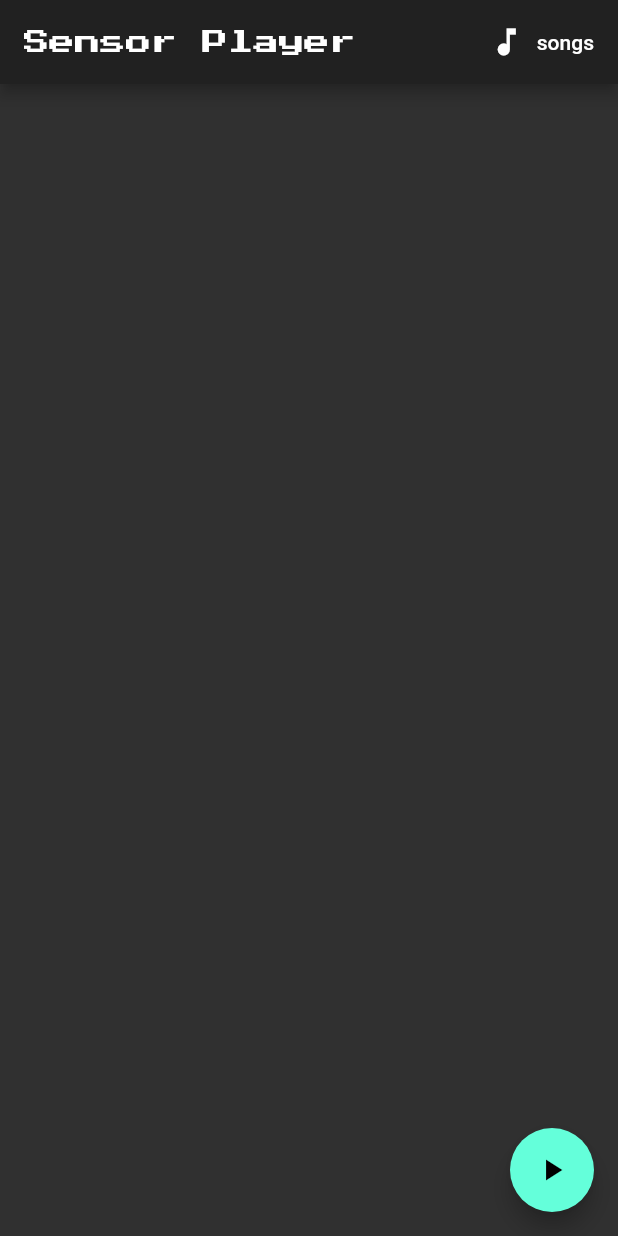
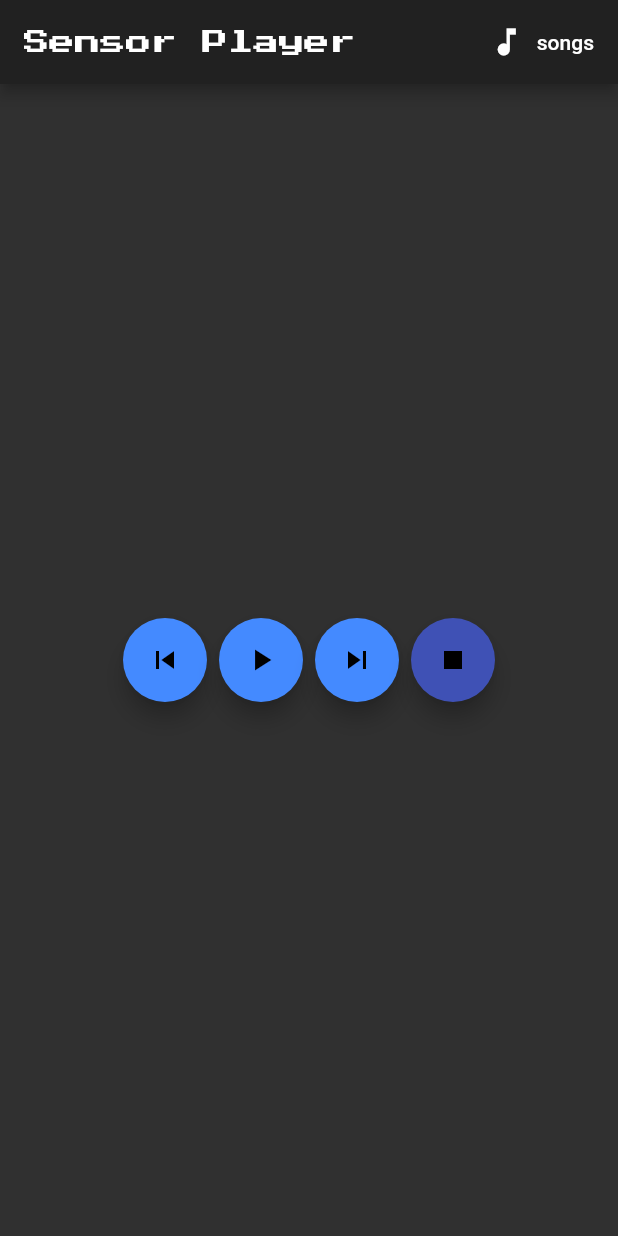
Before and after one commit to KislyKamil/Sensor-Player, a Flutter app: the screen it shows after launch, on a phone screen of 412 x 824 dp. Run offline on Flutter 3.47's test engine with Material 2 defaults, Android fonts, the phone set to English and light mode, and no system bars; our stand-ins replace audioplayers; statements that could not run were skipped.

Commit message:
New layout

```diff
--- a/lib/main.dart
+++ b/lib/main.dart
@@ -1,4 +1,6 @@
+import 'package:flutter/cupertino.dart';
 import 'package:flutter/foundation.dart';
+import 'package:flutter/gestures.dart';
 import 'package:flutter/material.dart';
 import 'package:audioplayers/audioplayers.dart';
 import 'package:path_provider/path_provider.dart';
@@ -52,7 +54,6 @@ class _MyHomePageState extends State<MyHomePage> {
     audioComplete();
     audioPosition();
     audioDuration();
-
   }
 
   void listInit() {
@@ -71,17 +72,8 @@ class _MyHomePageState extends State<MyHomePage> {
     audioPlayer.onAudioPositionChanged.listen((Duration p) {
       print('Current position: $p');
       setState(() => position = p);
-
     });
   }
-
-  /*onComplete(int index) async {
-
-    audioPlayer.play('${dir.path}${items[index]}.mp3',
-        isLocal: true, volume: 1.0);
-  }
-
-   */
 
   audioComplete() {
     audioPlayer.onPlayerCompletion.listen((event) {
@@ -107,20 +99,18 @@ class _MyHomePageState extends State<MyHomePage> {
       isPlaying ? isPlaying = false : isPlaying = true;
       loadMusic(startingPoint);
     });
-
   }
 
-  playIcon() {
-    if (isPlaying) {
-      return (Icon(Icons.pause));
-    } else {
-      return (Icon(Icons.play_arrow));
-    }
+  void stopPlaying() {
+    setState(() {
+      if (audioPlayer.state != AudioPlayerState.STOPPED)
+        isPlaying ? isPlaying = false : isPlaying = true;
+      audioPlayer.stop();
+    });
   }
 
   @override
   Widget build(BuildContext context) {
-
     return Scaffold(
       appBar: AppBar(
         title: Text('Sensor Player ',
@@ -135,8 +125,34 @@ class _MyHomePageState extends State<MyHomePage> {
           ),
         ],
       ),
-      floatingActionButton:
-          new FloatingActionButton(child: playIcon(), onPressed: stopOrResume),
+      body: Center(
+        child: ButtonBar(
+          mainAxisSize: MainAxisSize.min,
+          children: <Widget>[
+            FloatingActionButton(
+              child: Icon(Icons.skip_previous),
+              backgroundColor: Colors.blueAccent,
+              onPressed: null,
+              heroTag: 'btn1',
+            ),
+            FloatingActionButton(
+                child: playIcon(),
+                backgroundColor: Colors.blueAccent,
+                onPressed: stopOrResume,
+                heroTag: 'btn2'),
+            FloatingActionButton(
+                child: Icon(Icons.skip_next),
+                backgroundColor: Colors.blueAccent,
+                onPressed: null,
+                heroTag: 'btn3'),
+            FloatingActionButton(
+                child: Icon(Icons.stop),
+                backgroundColor: Colors.indigo,
+                onPressed: stopPlaying,
+                heroTag: 'btn4'),
+          ],
+        ),
+      ),
     );
   }
 
@@ -150,4 +166,12 @@ class _MyHomePageState extends State<MyHomePage> {
       },
     ));
   }
+
+  playIcon() {
+    if (isPlaying) {
+      return (Icon(Icons.pause));
+    } else {
+      return (Icon(Icons.play_arrow));
+    }
+  }
 }
```
